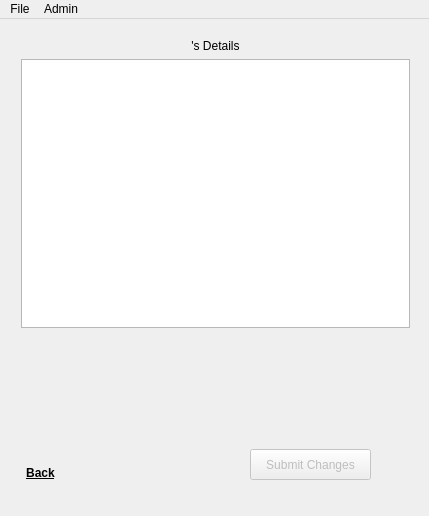
This is src/form/mainwindow.ui in dank-devz/effective-octo-meme as Qt 5 draws it before an edit. The edited form follows.
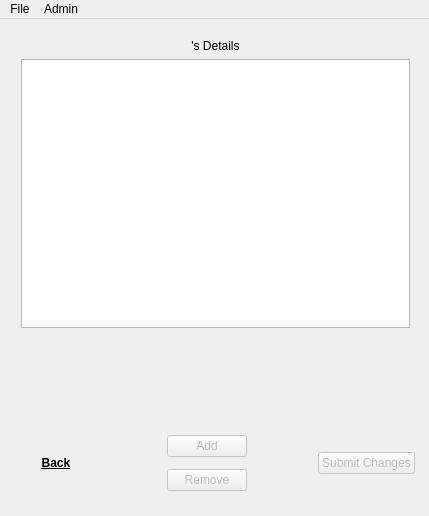
This is the edited form. The open tabs and pages were chosen to show the change.

Commit message: add admin buttons for viewDetails page, add horizontal spacers to keep the buttons nice

What changed in the file:
```diff
--- a/src/form/mainwindow.ui
+++ b/src/form/mainwindow.ui
@@ -386,29 +386,6 @@
      </widget>
     </widget>
     <widget class="QWidget" name="page_viewDetails">
-     <widget class="QPushButton" name="viewDetails_pushButton_back">
-      <property name="geometry">
-       <rect>
-        <x>10</x>
-        <y>440</y>
-        <width>61</width>
-        <height>30</height>
-       </rect>
-      </property>
-      <property name="font">
-       <font>
-        <weight>75</weight>
-        <bold>true</bold>
-        <underline>true</underline>
-       </font>
-      </property>
-      <property name="text">
-       <string>Back</string>
-      </property>
-      <property name="flat">
-       <bool>true</bool>
-      </property>
-     </widget>
      <widget class="QWidget" name="layoutWidget">
       <property name="geometry">
        <rect>
@@ -456,21 +433,94 @@
        </item>
       </layout>
      </widget>
-     <widget class="QPushButton" name="admin_submitChanges_menu_pushButton">
-      <property name="enabled">
-       <bool>false</bool>
-      </property>
+     <widget class="QWidget" name="horizontalLayoutWidget_2">
       <property name="geometry">
        <rect>
-        <x>250</x>
-        <y>431</y>
-        <width>121</width>
-        <height>31</height>
+        <x>5</x>
+        <y>400</y>
+        <width>421</width>
+        <height>91</height>
        </rect>
       </property>
-      <property name="text">
-       <string>Submit Changes</string>
-      </property>
+      <layout class="QHBoxLayout" name="horizontalLayout_2">
+       <item>
+        <widget class="QPushButton" name="viewDetails_pushButton_back">
+         <property name="font">
+          <font>
+           <weight>75</weight>
+           <bold>true</bold>
+           <underline>true</underline>
+          </font>
+         </property>
+         <property name="text">
+          <string>Back</string>
+         </property>
+         <property name="flat">
+          <bool>true</bool>
+         </property>
+        </widget>
+       </item>
+       <item>
+        <spacer name="horizontalSpacer_2">
+         <property name="orientation">
+          <enum>Qt::Horizontal</enum>
+         </property>
+         <property name="sizeHint" stdset="0">
+          <size>
+           <width>40</width>
+           <height>20</height>
+          </size>
+         </property>
+        </spacer>
+       </item>
+       <item>
+        <layout class="QVBoxLayout" name="verticalLayout_4">
+         <item>
+          <widget class="QPushButton" name="admin_viewDetails_addMenuItem_pushButton">
+           <property name="enabled">
+            <bool>false</bool>
+           </property>
+           <property name="text">
+            <string>Add</string>
+           </property>
+          </widget>
+         </item>
+         <item>
+          <widget class="QPushButton" name="admin_viewDetails_removeMenuItem_pushButton">
+           <property name="enabled">
+            <bool>false</bool>
+           </property>
+           <property name="text">
+            <string>Remove</string>
+           </property>
+          </widget>
+         </item>
+        </layout>
+       </item>
+       <item>
+        <spacer name="horizontalSpacer">
+         <property name="orientation">
+          <enum>Qt::Horizontal</enum>
+         </property>
+         <property name="sizeHint" stdset="0">
+          <size>
+           <width>40</width>
+           <height>20</height>
+          </size>
+         </property>
+        </spacer>
+       </item>
+       <item>
+        <widget class="QPushButton" name="admin_submitChanges_menu_pushButton">
+         <property name="enabled">
+          <bool>false</bool>
+         </property>
+         <property name="text">
+          <string>Submit Changes</string>
+         </property>
+        </widget>
+       </item>
+      </layout>
      </widget>
     </widget>
     <widget class="QWidget" name="page_cartItems">
```
Left out of the diff: 39 changed lines with no effect on the pictures. The commit also changes 1 other file.
